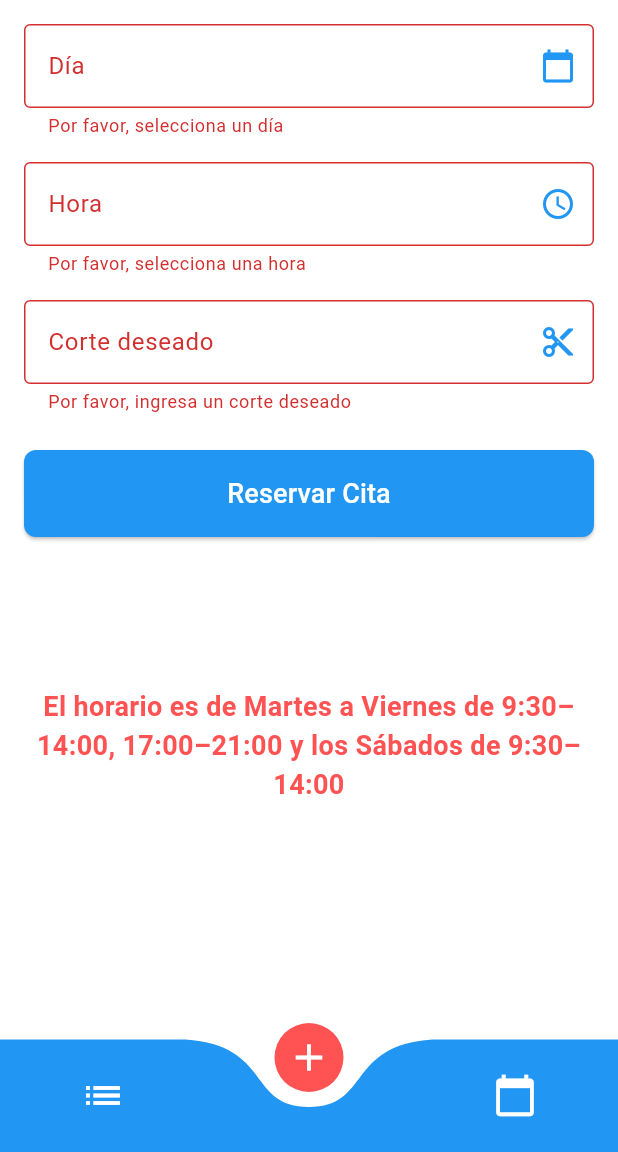
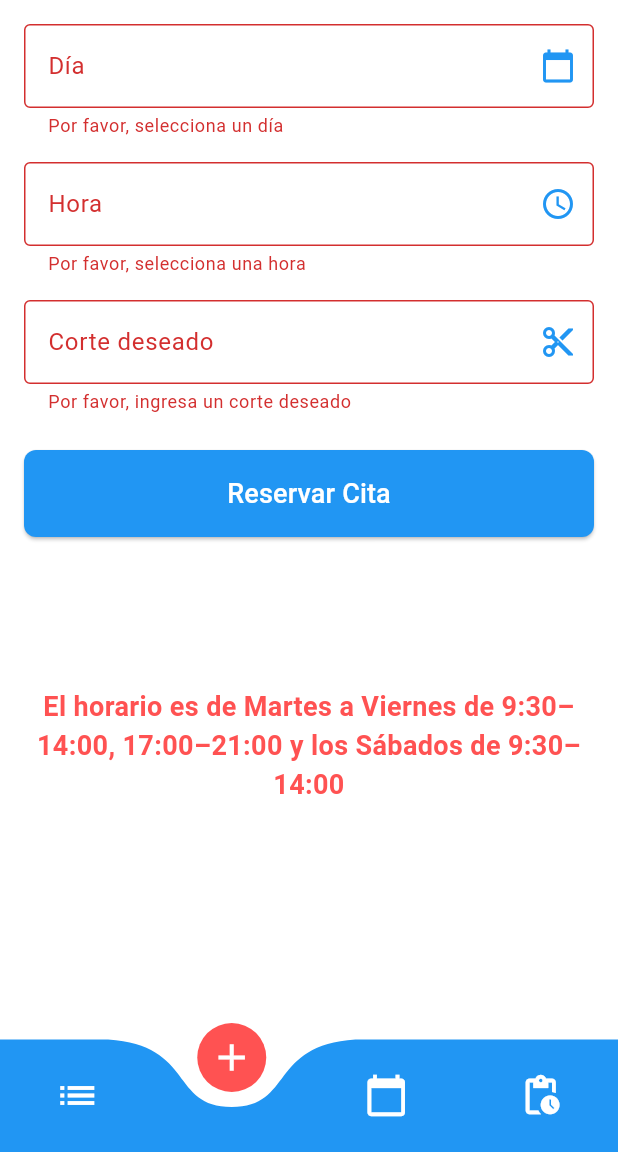
Before and after one commit to alHortalV/GuerreroBarberApp, a Flutter app: the HomeScreen screen opened directly, item 2 of the bottom bar chosen, after a tap on "Reservar Cita", on a phone screen of 412 x 824 dp, the part 84-1236 px from its top. Run offline on Flutter 3.47's test engine with Material 3 defaults, Android fonts, the phone set to English and light mode, and no system bars; drawn by our look-alikes of curved_navigation_bar; our stand-ins replace cloud_firestore, firebase_auth, firebase_core, flutter_local_notifications, google_sign_in, permission_handler and 3 more; missing offline and left inert: android_alarm_manager_plus, dynamic_background; accounts and stored records are empty; statements that could not run were skipped.

Commit message:
Try changes

```diff
--- a/lib/screens/home_screen.dart
+++ b/lib/screens/home_screen.dart
@@ -6,6 +6,8 @@ import 'package:guerrero_barber_app/screens/screen.dart';
 import 'package:guerrero_barber_app/services/notifications_service.dart';
 import 'package:intl/intl.dart';
 import '../global_keys.dart';
+import 'admin/pending_appointments_screen.dart';
+import 'appointment_status_screen.dart';
 
 class HomeScreen extends StatefulWidget {
   const HomeScreen({super.key});
@@ -18,9 +20,29 @@ class _HomeScreenState extends State<HomeScreen> {
   String userRole = 'cliente';
   int _currentIndex = 0;
   final PageController _pageController = PageController(initialPage: 0);
-  // Agregar GlobalKey para BookAppointmentWidget
   final GlobalKey<_BookAppointmentWidgetState> _bookAppointmentKey =
       GlobalKey<_BookAppointmentWidgetState>();
+
+  @override
+  void initState() {
+    super.initState();
+    _checkUserRole();
+  }
+
+  Future<void> _checkUserRole() async {
+    final user = FirebaseAuth.instance.currentUser;
+    if (user != null) {
+      final userDoc = await FirebaseFirestore.instance
+          .collection('users')
+          .doc(user.uid)
+          .get();
+      if (userDoc.exists) {
+        setState(() {
+          userRole = userDoc.data()?['role'] ?? 'cliente';
+        });
+      }
+    }
+  }
 
   @override
   void dispose() {
@@ -33,7 +55,6 @@ class _HomeScreenState extends State<HomeScreen> {
       _currentIndex = index;
     });
     _pageController.jumpToPage(index);
-    // Si cambiamos de la pestaña reserva (índice 1), limpiamos el formulario.
     if (index != 1) {
       _bookAppointmentKey.currentState?.clearForm();
     }
@@ -76,10 +97,14 @@ class _HomeScreenState extends State<HomeScreen> {
             _currentIndex = index;
           });
         },
-        children: const [
-          AppointmentsList(), // Lista de citas
-          BookAppointmentWidget(), // Reserva de citas
-          CalendarScreen(), // Calendario
+        children: [
+          const AppointmentsList(),
+          const BookAppointmentWidget(),
+          const CalendarScreen(),
+          if (userRole == 'admin')
+            const PendingAppointmentsScreen()
+          else
+            const AppointmentStatusScreen(),
         ],
       ),
       bottomNavigationBar: CurvedNavigationBar(
@@ -87,10 +112,15 @@ class _HomeScreenState extends State<HomeScreen> {
         backgroundColor: Colors.transparent,
         color: Colors.blue,
         buttonBackgroundColor: Colors.redAccent,
-        items: const <Widget>[
-          Icon(Icons.list, size: 30, color: Colors.white),
-          Icon(Icons.add, size: 30, color: Colors.white),
-          Icon(Icons.calendar_today, size: 30, color: Colors.white),
+        items: [
+          const Icon(Icons.list, size: 30, color: Colors.white),
+          const Icon(Icons.add, size: 30, color: Colors.white),
+          const Icon(Icons.calendar_today, size: 30, color: Colors.white),
+          Icon(
+            userRole == 'admin' ? Icons.admin_panel_settings : Icons.pending_actions,
+            size: 30,
+            color: Colors.white,
+          ),
         ],
         onTap: _onTabTapped,
       ),
@@ -463,27 +493,30 @@ class _BookAppointmentWidgetState extends State<BookAppointmentWidget> {
           'dateTime': appointmentDateTime.toIso8601String(),
           'service': haircut,
           'notes': "",
-          // Opcional: Puedes agregar un flag para indicar que ya se programó la notificación:
+          'status': 'pending',
           'notificationScheduled': true,
         });
 
-        // Calcula el momento para la notificación (por ejemplo, 2 horas antes)
-        final notificationMoment =
-            appointmentDateTime.subtract(const Duration(hours: 1));
+        // Notificar al administrador sobre la nueva cita pendiente
+        final adminSnapshot = await FirebaseFirestore.instance
+            .collection('admins')
+            .get();
 
-        // Programa la notificación para esta cita
-        await NotificationsService().scheduleNotification(
-          id: newAppointmentRef
-              .id.hashCode, // Usar una id única para la notificación
-          title: 'Recordatorio de cita',
-          body:
-              'Tienes una cita a las ${DateFormat("HH:mm").format(appointmentDateTime)}',
-          scheduledTime: notificationMoment,
-        );
+        for (var adminDoc in adminSnapshot.docs) {
+          // Enviar notificación a cada administrador
+          await NotificationsService().showNotification(
+            title: 'Nueva cita pendiente',
+            body: 'Tienes una nueva cita pendiente de aprobación',
+            appointmentTime: appointmentDateTime,
+            scheduledTime: DateTime.now(),
+          );
+        }
 
         if (mounted) {
           ScaffoldMessenger.of(context).showSnackBar(
-            const SnackBar(content: Text('Cita reservada exitosamente.')),
+            const SnackBar(
+                content: Text(
+                    'Cita registrada. Pendiente de aprobación por el administrador.')),
           );
 
           // Limpia el formulario
--- a/lib/screens/screen.dart
+++ b/lib/screens/screen.dart
@@ -2,3 +2,5 @@ export 'package:guerrero_barber_app/screens/calendar_screen.dart';
 export 'package:guerrero_barber_app/screens/auth_screen.dart';
 export 'package:guerrero_barber_app/screens/splash_screen.dart';
 export 'package:guerrero_barber_app/screens/home_screen.dart';
+export 'package:guerrero_barber_app/screens/appointment_status_screen.dart';
+export 'package:guerrero_barber_app/screens/admin/admin.dart';
--- a/pubspec.yaml
+++ b/pubspec.yaml
@@ -1,7 +1,7 @@
 name: guerrero_barber_app
 description: "A new Flutter project."
 publish_to: 'none'
-version: 0.1.0
+version: 1.0.0
 
 environment:
   sdk: ^3.6.2
@@ -21,6 +21,7 @@ dependencies:
   timezone: ^0.10.0
   permission_handler: ^12.0.0+1
   android_alarm_manager_plus: ^4.0.7
+  timeline_tile: ^2.0.0
 
 dev_dependencies:
   flutter_test:
```
Also changed, not shown: lib/main.dart (+7 -4 lines), lib/screens/admin/admin.dart (+4 -3 lines), lib/screens/admin/pending_appointments_screen.dart (added, +144 -0 lines), lib/screens/appointment_status_screen.dart (added, +140 -0 lines), lib/services/notifications_service.dart (+45 -1 lines), pubspec.lock, 130 other files.
